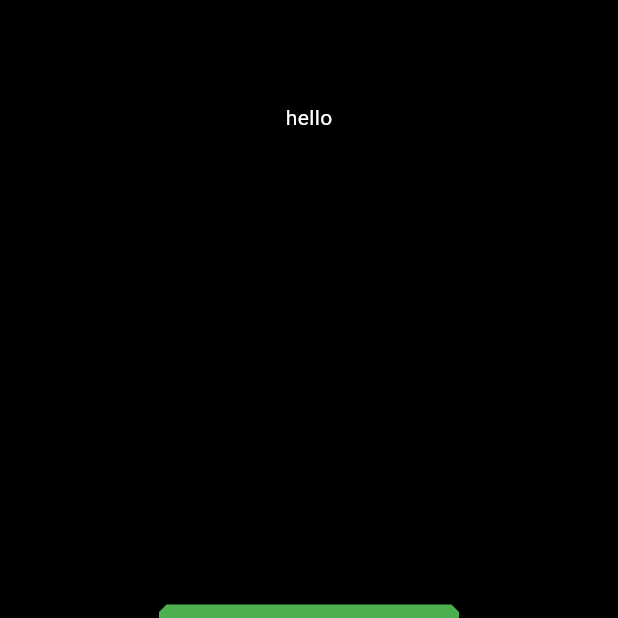
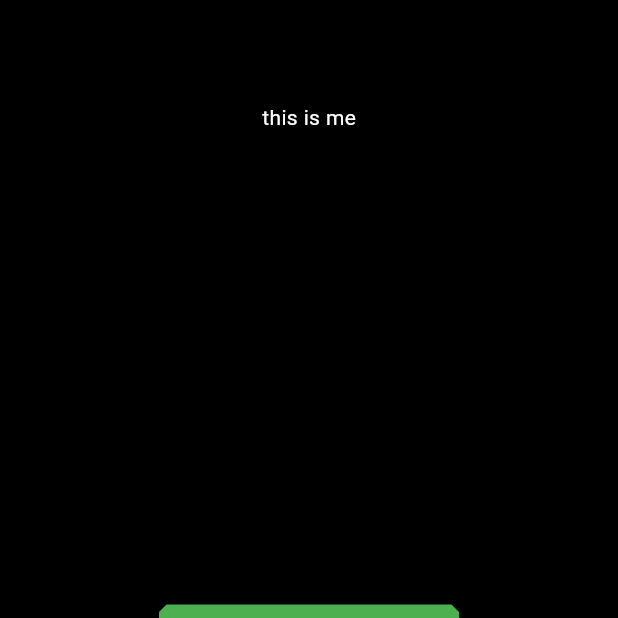
Before and after one commit to Aswgt999/quiz_App, a Flutter app: the screen it shows after launch, on a phone screen of 412 x 824 dp, the part 333-951 px from its top. Run offline on Flutter 3.47's test engine with Material 3 defaults, Android fonts, the phone set to English and light mode, and no system bars.

Commit message:
updated message

```diff
--- a/lib/questions.dart
+++ b/lib/questions.dart
@@ -25,7 +25,7 @@ class _QuestionState extends State<Question> {
               alignment: Alignment.center,
               decoration: const BoxDecoration(color: Colors.black),
               child: const Text(
-                'hello',
+                'this is me',
                 style: TextStyle(color: Colors.white),
               ),
             ),
```
